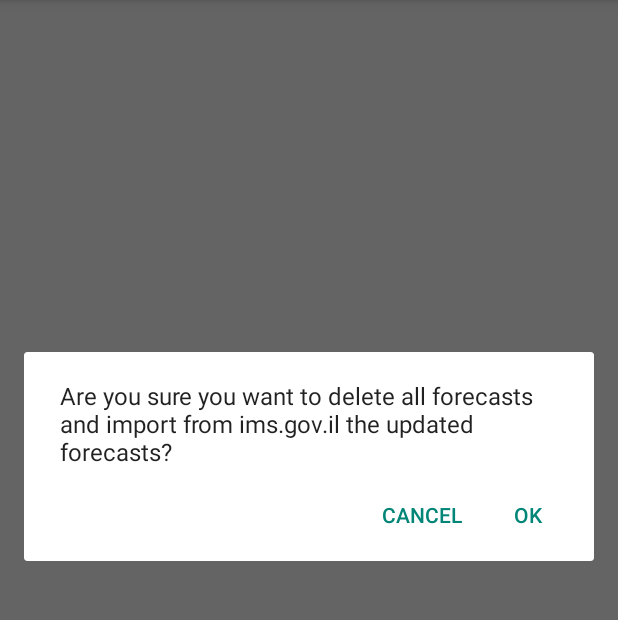
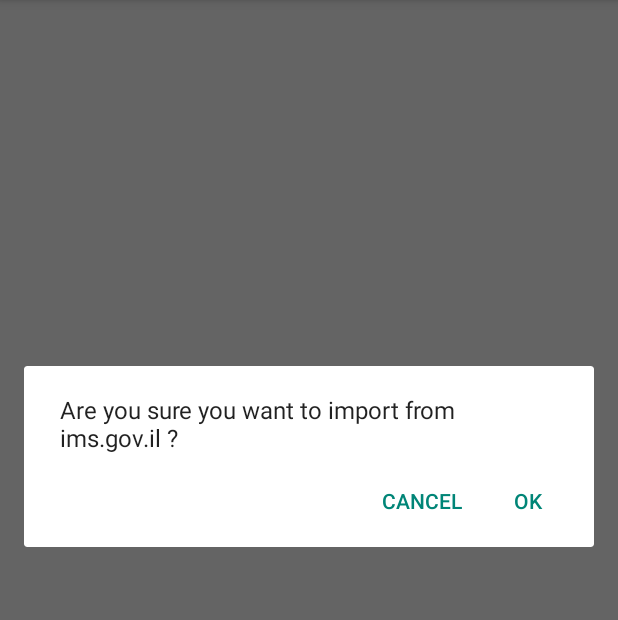
Before and after one commit to pcx229/android-weather-forecast, an Android app: the ImportActivity screen opened directly, with no data from a screen before it, after a tap on an icon or button, on a phone screen of 412 x 824 dp, the part 161-781 px from its top. Run offline under Robolectric (Android 15) with nearby library versions, the phone set to English and light mode, and no system bars; our stand-ins replace Room's generated code.

Commit message:
add import forecasts xml file for example. import forecasts from the web dose not delete database.

```diff
--- a/app/src/main/java/com/weather/ImportActivity.java
+++ b/app/src/main/java/com/weather/ImportActivity.java
@@ -98,7 +98,7 @@
 
     public void importFromWeb(View view) {
         new AlertDialog.Builder(this)
-                .setMessage("Are you sure you want to delete all forecasts and import from ims.gov.il the updated forecasts?")
+                .setMessage("Are you sure you want to import from ims.gov.il ?")
                 .setPositiveButton(android.R.string.yes, new DialogInterface.OnClickListener() {
                     public void onClick(DialogInterface dialog, int which) {
                         Snackbar.make(findViewById(android.R.id.content), "wait while loading weather forecast data from the web....", Snackbar.LENGTH_LONG).show();
--- a/app/src/main/java/com/weather/data/WeatherForecastRepository.java
+++ b/app/src/main/java/com/weather/data/WeatherForecastRepository.java
@@ -144,9 +144,6 @@
 
     public void importDataFromTheWeb() {
         WeatherForecastDatabase.databaseWriteExecutor.execute(() -> {
-            mLocationsDao.deleteAll();
-            mWeatherForecastDao.deleteAll();
-            clearLocation();
             List<XMLWeatherForecastParser.Entry> data = webContent.getWeatherInformationFromTheWeb();
             if(data != null) {
                 for(XMLWeatherForecastParser.Entry i : data) {
--- a/app/src/main/java/com/weather/data/XMLWeatherForecastParser.java
+++ b/app/src/main/java/com/weather/data/XMLWeatherForecastParser.java
@@ -67,7 +67,7 @@
             InputStream in = new FileInputStream(xmlWeatherForecastOutput);
             XmlPullParser parser = Xml.newPullParser();
             parser.setFeature(XmlPullParser.FEATURE_PROCESS_NAMESPACES, false);
-            parser.setInput(in, null);
+            parser.setInput(in, "utf-8");
             parser.nextTag();
             List<XMLWeatherForecastParser.Entry> data = readLocationForecasts(parser);
             Log.d(TAG, "number of location found: " + data.size());
```
Also changed, not shown: 1 other file.
